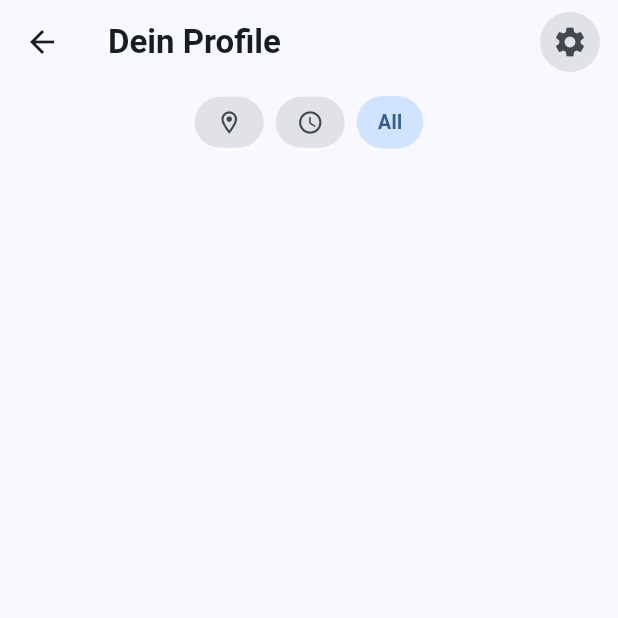
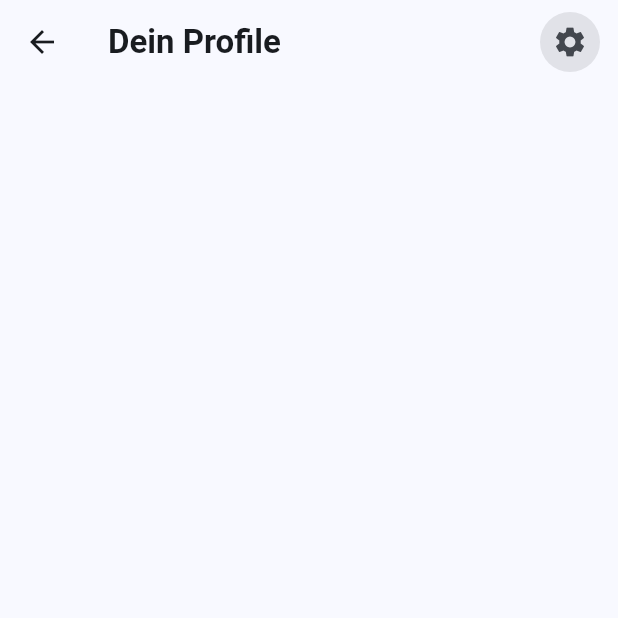
Before and after one commit to GreiFlo/wmc-project-skillable, a Flutter app: the ProfilePage screen opened directly, on a phone screen of 412 x 824 dp, the top half of it. Run offline on Flutter 3.47's test engine with Material 3 defaults, Android fonts, the phone set to English and light mode, and no system bars; our stand-ins replace flutter_dotenv, fluttertoast, geolocator, shared_preferences, socket_io_client; accounts and stored records are empty; network calls fail.

Commit message:
Remove filter bar from profile page

```diff
--- a/skillable_frontend/lib/pages/profile_page.dart
+++ b/skillable_frontend/lib/pages/profile_page.dart
@@ -32,8 +32,6 @@ class _ProfilePage extends State<ProfilePage> {
     });
   }
 
-  var _selectedFilter = 'All';
-
   @override
   Widget build(BuildContext context) {
     return Scaffold(
@@ -67,46 +65,6 @@ class _ProfilePage extends State<ProfilePage> {
       ),
       body: Column(
         children: [
-          // Filter Bar
-          Padding(
-            padding: const EdgeInsets.fromLTRB(16, 8, 16, 4),
-            child: SingleChildScrollView(
-              scrollDirection: Axis.horizontal,
-              child: Row(
-                spacing: 8,
-                children: [
-                  _FilterChip(
-                    icon: Icons.location_on_outlined,
-                    label: null,
-                    isSelected: _selectedFilter == 'location',
-                    onTap: () => setState(() {
-                      _selectedFilter = 'location';
-                      loadSkills();
-                    }),
-                  ),
-                  _FilterChip(
-                    icon: Icons.access_time_rounded,
-                    label: null,
-                    isSelected: _selectedFilter == 'recent',
-                    onTap: () => setState(() {
-                      _selectedFilter = 'recent';
-                      loadSkills();
-                    }),
-                  ),
-                  _FilterChip(
-                    icon: null,
-                    label: 'All',
-                    isSelected: _selectedFilter == 'All',
-                    onTap: () => setState(() {
-                      _selectedFilter = 'All';
-                      loadSkills();
-                    }),
-                  ),
-                ],
-              ),
-            ),
-          ),
-
           // List
           Expanded(
             child: ListView.builder(
@@ -179,52 +137,3 @@ class _ProfilePage extends State<ProfilePage> {
     );
   }
 }
-
-class _FilterChip extends StatelessWidget {
-  final IconData? icon;
-  final String? label;
-  final bool isSelected;
-  final VoidCallback onTap;
-
-  const _FilterChip({
-    this.icon,
-    this.label,
-    required this.isSelected,
-    required this.onTap,
-  });
-
-  @override
-  Widget build(BuildContext context) {
-    return GestureDetector(
-      onTap: onTap,
-      child: AnimatedContainer(
-        duration: const Duration(milliseconds: 200),
-        padding: const EdgeInsets.symmetric(horizontal: 14, vertical: 8),
-        decoration: BoxDecoration(
-          color: isSelected
-              ? Theme.of(context).colorScheme.primaryContainer
-              : Theme.of(context).colorScheme.surfaceContainerHighest,
-          borderRadius: BorderRadius.circular(20),
-        ),
-        child: icon != null
-            ? Icon(
-                icon,
-                size: 18,
-                color: isSelected
-                    ? Theme.of(context).colorScheme.primary
-                    : Theme.of(context).colorScheme.onSurfaceVariant,
-              )
-            : Text(
-                label!,
-                style: TextStyle(
-                  fontSize: 13,
-                  fontWeight: FontWeight.w600,
-                  color: isSelected
-                      ? Theme.of(context).colorScheme.primary
-                      : Theme.of(context).colorScheme.onSurfaceVariant,
-                ),
-              ),
-      ),
-    );
-  }
-}
```
